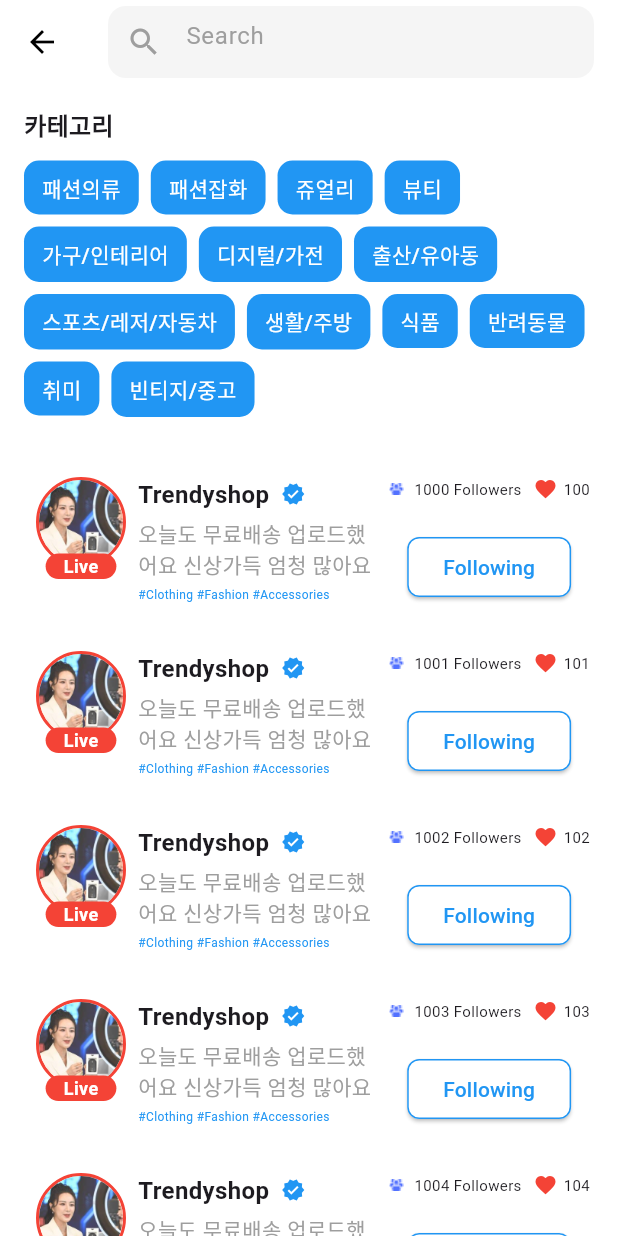
After one commit to OjoLego/MyChat, a Flutter app: the SearchScreen screen opened directly, on a phone screen of 412 x 824 dp. The commit adds this screen. Run offline on Flutter 3.47's test engine with Material 3 defaults, Android fonts, the light colour scheme and no system bars.

Commit message:
Search Screen

```diff
--- a/lib/common/widget/home_app_bar.dart
+++ b/lib/common/widget/home_app_bar.dart
@@ -1,5 +1,6 @@
 import 'package:flutter/material.dart';
 import 'package:my_chat/common/res/colors.dart';
+import 'package:my_chat/screens/home/search_screen.dart';
 
 class HomeAppBar extends StatelessWidget implements PreferredSizeWidget {
   const HomeAppBar({
@@ -46,7 +47,12 @@ class HomeAppBar extends StatelessWidget implements PreferredSizeWidget {
             height: 24,
             color: AppColors.primaryColor,
           ),
-          onPressed: () {},
+          onPressed: () {
+            Navigator.push(
+              context,
+              MaterialPageRoute(builder: (context) => const SearchScreen()),
+            );
+          },
         ),
         IconButton(
           icon: Image.asset(
--- /dev/null
+++ b/lib/common/widget/search_following_card.dart
@@ -0,0 +1,175 @@
+import 'package:flutter/material.dart';
+
+class SearchFollowingCard extends StatelessWidget {
+  final String profileImageUrl;
+  final String shopName;
+  final String description;
+  final String hashtags;
+  final String followers;
+  final String likes;
+  final VoidCallback onFollowPressed;
+  final VoidCallback onCardPressed;
+
+  const SearchFollowingCard({
+    Key? key,
+    required this.profileImageUrl,
+    required this.shopName,
+    required this.description,
+    required this.hashtags,
+    required this.followers,
+    required this.likes,
+    required this.onFollowPressed,
+    required this.onCardPressed,
+  }) : super(key: key);
+
+  @override
+  Widget build(BuildContext context) {
+    return GestureDetector(
+      onTap: onCardPressed,
+      child: Card(
+        color: Colors.white,
+        elevation: 0,
+        shape: RoundedRectangleBorder(
+          borderRadius: BorderRadius.zero,
+        ),
+        child: Padding(
+          padding: const EdgeInsets.all(12.0),
+          child: Row(
+            crossAxisAlignment: CrossAxisAlignment.start,
+            children: [
+              Stack(
+                clipBehavior: Clip.none,
+                alignment: Alignment.bottomCenter,
+                children: [
+                  Container(
+                    width: 60,
+                    height: 60,
+                    decoration: BoxDecoration(
+                      border: Border.all(color: Colors.red, width: 2),
+                      shape: BoxShape.circle,
+                    ),
+                    child: ClipRRect(
+                      borderRadius: BorderRadius.circular(80),
+                      child: Image.asset(
+                        profileImageUrl,
+                        fit: BoxFit.cover,
+                      ),
+                    ),
+                  ),
+                  Positioned(
+                    bottom: -8,
+                    child: Container(
+                      padding: EdgeInsets.symmetric(horizontal: 12),
+                      decoration: BoxDecoration(
+                        color: Colors.red,
+                        borderRadius: BorderRadius.circular(12),
+                      ),
+                      child: Text(
+                        'Live',
+                        style: TextStyle(
+                          color: Colors.white,
+                          fontWeight: FontWeight.bold,
+                          fontSize: 12,
+                        ),
+                      ),
+                    ),
+                  ),
+                ],
+              ),
+              const SizedBox(width: 8),
+              Expanded(
+                flex: 3,
+                child: Column(
+                  crossAxisAlignment: CrossAxisAlignment.start,
+                  children: [
+                    Row(
+                      children: [
+                        Text(
+                          shopName,
+                          style: const TextStyle(
+                            fontSize: 16,
+                            fontWeight: FontWeight.bold,
+                          ),
+                        ),
+                        const SizedBox(width: 8),
+                        const Icon(
+                          Icons.verified,
+                          color: Colors.blue,
+                          size: 16,
+                        ),
+                      ],
+                    ),
+                    const SizedBox(height: 4),
+                    Container(
+                      constraints: BoxConstraints(maxWidth: 200),
+                      child: Text(
+                        description,
+                        maxLines: 2,
+                        overflow: TextOverflow.ellipsis,
+                        style: const TextStyle(color: Colors.grey),
+                      ),
+                    ),
+                    const SizedBox(height: 4),
+                    Text(
+                      hashtags,
+                      style: const TextStyle(color: Colors.blue, fontSize: 8),
+                    ),
+                  ],
+                ),
+              ),
+              const SizedBox(width: 8),
+              Column(
+                mainAxisAlignment: MainAxisAlignment.spaceBetween,
+                children: [
+                  Row(
+                    children: [
+                      Row(
+                        children: [
+                          Image.asset(
+                            'assets/icons/users_group.png',
+                            width: 16,
+                            height: 16,
+                          ),
+                          const SizedBox(width: 4),
+                          Text(
+                            followers,
+                            style: const TextStyle(fontSize: 10),
+                          ),
+                        ],
+                      ),
+                      const SizedBox(width: 8),
+                      Row(
+                        children: [
+                          const Icon(Icons.favorite,
+                              size: 16, color: Colors.red),
+                          const SizedBox(width: 4),
+                          Text(
+                            likes,
+                            style: const TextStyle(fontSize: 10),
+                          ),
+                        ],
+                      ),
+                    ],
+                  ),
+                  const SizedBox(height: 20),
+                  ElevatedButton(
+                    onPressed: onFollowPressed,
+                    style: ElevatedButton.styleFrom(
+                      backgroundColor: Colors.white,
+                      foregroundColor: Colors.blue,
+                      shape: RoundedRectangleBorder(
+                        borderRadius: BorderRadius.circular(8),
+                        side: const BorderSide(color: Colors.blue),
+                      ),
+                    ),
+                    child: const Text('Following'),
+                  ),
+                ],
+              ),
+            ],
+          ),
+        ),
+      ),
+    );
+  }
+}
--- /dev/null
+++ b/lib/common/widget/search_hashtag_card.dart
@@ -0,0 +1,24 @@
+import 'package:flutter/material.dart';
+
+class SearchHashtagCard extends StatelessWidget {
+  final String text;
+  final Color color;
+
+  const SearchHashtagCard({Key? key, required this.text, required this.color})
+      : super(key: key);
+
+  @override
+  Widget build(BuildContext context) {
+    return Container(
+      padding: EdgeInsets.symmetric(horizontal: 12, vertical: 8),
+      decoration: BoxDecoration(
+        color: color,
+        borderRadius: BorderRadius.circular(10),
+      ),
+      child: Text(
+        text,
+        style: TextStyle(color: Colors.white, fontWeight: FontWeight.w500),
+      ),
+    );
+  }
+}
--- a/lib/screens/home_screen.dart
+++ b/lib/screens/home/home_screen.dart
@@ -3,7 +3,7 @@ import 'package:my_chat/common/res/colors.dart';
 import 'package:my_chat/common/widget/home_live_card.dart';
 import 'package:my_chat/common/widget/home_trendy_card.dart';
 
-import '../common/widget/home_app_bar.dart';
+import '../../common/widget/home_app_bar.dart';
 
 class HomeScreen extends StatefulWidget {
   const HomeScreen({super.key});
--- /dev/null
+++ b/lib/screens/home/search_screen.dart
@@ -0,0 +1,133 @@
+import 'dart:math';
+
+import 'package:flutter/material.dart';
+import 'package:my_chat/common/res/colors.dart';
+import 'package:my_chat/common/widget/search_following_card.dart';
+import 'package:my_chat/common/widget/search_hashtag_card.dart';
+
+class SearchScreen extends StatefulWidget {
+  const SearchScreen({super.key});
+
+  @override
+  State<SearchScreen> createState() => _SearchScreenState();
+}
+
+class _SearchScreenState extends State<SearchScreen> {
+  final List<String> hashtags = [
+    '패션의류',
+    '패션잡화',
+    '쥬얼리',
+    '뷰티',
+    '가구/인테리어',
+    '디지털/가전',
+    '출산/유아동',
+    '스포츠/레저/자동차',
+    '생활/주방',
+    '식품',
+    '반려동물',
+    '취미',
+    '빈티지/중고',
+  ];
+
+  final List<Color> colors = [
+    Colors.blue,
+    Colors.blue.shade100,
+  ];
+
+  Color getRandomColor() {
+    return colors[Random().nextInt(colors.length)];
+  }
+
+  @override
+  Widget build(BuildContext context) {
+    return Scaffold(
+      backgroundColor: Colors.white,
+      appBar: AppBar(
+        leading: IconButton(
+          icon: Icon(
+            Icons.arrow_back,
+          ),
+          onPressed: () {
+            Navigator.pop(context);
+          },
+        ),
+        title: Container(
+          decoration: BoxDecoration(
+            color: AppColors.backgroundColor,
+            borderRadius: BorderRadius.circular(12),
+          ),
+          child: TextField(
+            decoration: InputDecoration(
+              hintText: 'Search',
+              hintStyle:
+                  TextStyle(color: Colors.grey, fontWeight: FontWeight.w400),
+              prefixIcon: Icon(Icons.search, color: Colors.grey),
+              border: InputBorder.none,
+            ),
+          ),
+        ),
+        backgroundColor: Colors.white,
+        foregroundColor: Colors.black,
+        elevation: 0,
+      ),
+      body: SingleChildScrollView(
+        child: Column(
+          crossAxisAlignment: CrossAxisAlignment.start,
+          children: [
+            _buildHashTagSection(),
+            _buildFollowingSection(),
+          ],
+        ),
+      ),
+    );
+  }
+
+  Widget _buildHashTagSection() {
+    return Padding(
+      padding: const EdgeInsets.all(16.0),
+      child: Column(
+        crossAxisAlignment: CrossAxisAlignment.start,
+        children: [
+          Text(
+            '카테고리',
+            style: TextStyle(fontSize: 16, fontWeight: FontWeight.bold),
+          ),
+          const SizedBox(height: 12),
+          Wrap(
+            spacing: 8,
+            runSpacing: 8,
+            children: hashtags
+                .map((hashtag) => SearchHashtagCard(
+                      text: hashtag,
+                      color: getRandomColor(),
+                    ))
+                .toList(),
+          ),
+        ],
+      ),
+    );
+  }
+
+  Widget _buildFollowingSection() {
+    return Padding(
+      padding: EdgeInsets.only(top: 8, left: 8, bottom: 8),
+      child: ListView.builder(
+        shrinkWrap: true,
+        physics: NeverScrollableScrollPhysics(),
+        itemCount: 10,
+        itemBuilder: (context, index) {
+          return SearchFollowingCard(
+            profileImageUrl: 'assets/images/trendy_img1.png',
+            shopName: 'Trendyshop',
+            description: '오늘도 무료배송 업로드했어요 신상가득 엄청 많아요',
+            hashtags: '#Clothing #Fashion #Accessories',
+            followers: '${index + 1000} Followers',
+            likes: '${index + 100} ',
+            onFollowPressed: () {},
+            onCardPressed: () {},
+          );
+        },
+      ),
+    );
+  }
+}
--- a/lib/screens/main_screen.dart
+++ b/lib/screens/main_screen.dart
@@ -6,7 +6,7 @@ import 'package:my_chat/screens/inbox_screen.dart';
 import 'package:my_chat/screens/live_screen.dart';
 import 'package:my_chat/screens/my_page_screen.dart';
 
-import 'home_screen.dart';
+import 'home/home_screen.dart';
 
 class MainScreen extends StatefulWidget {
   const MainScreen({Key? key}) : super(key: key);
--- a/pubspec.yaml
+++ b/pubspec.yaml
@@ -34,3 +34,4 @@ flutter:
     - assets/icons/bell_notification.png
     - assets/icons/logo_home.png
     - assets/icons/home_nav.png
+    - assets/icons/users_group.png
```
Also changed, not shown: assets/icons/users_group.png (added).
